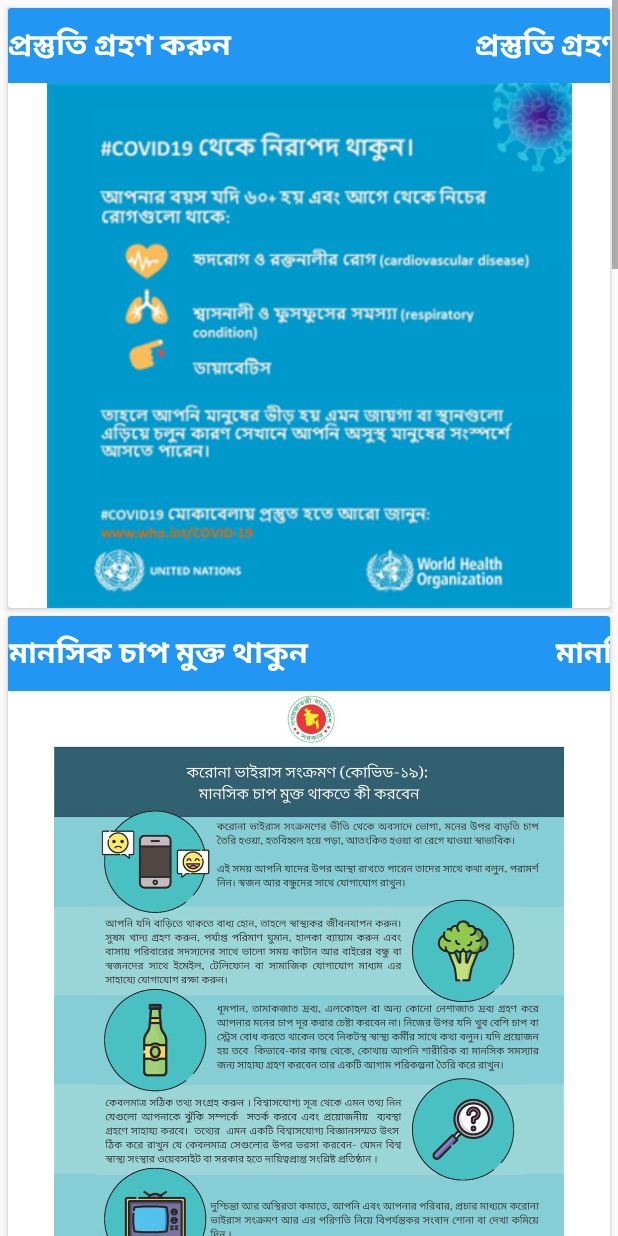
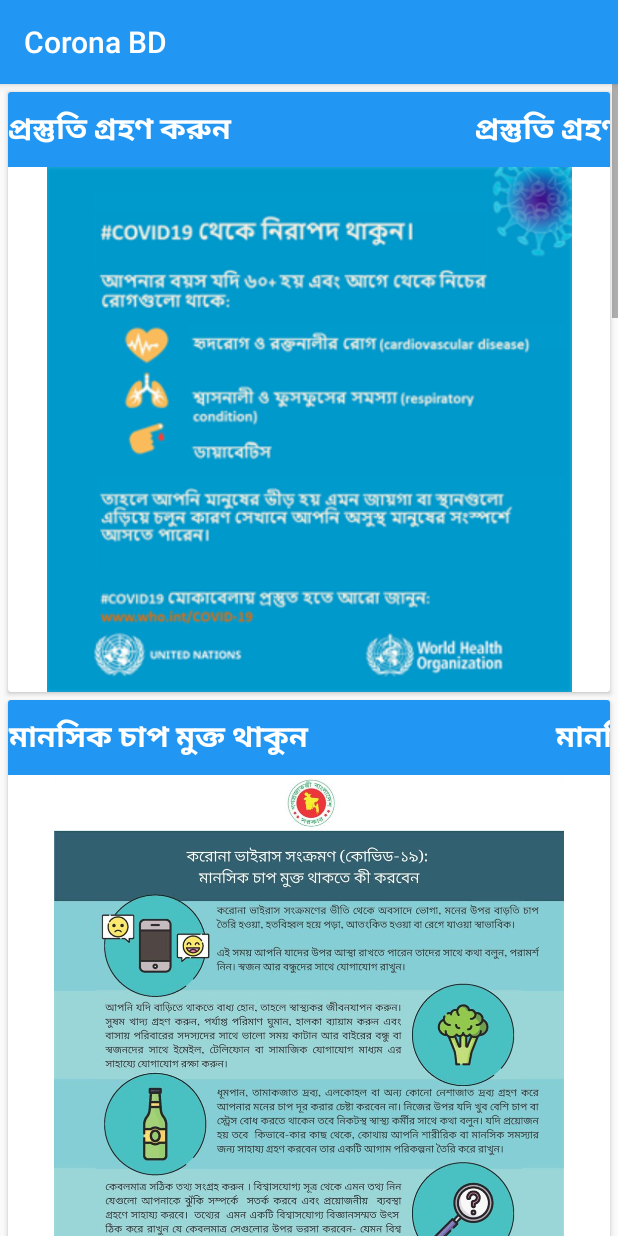
Before and after one commit to AIFahim/Corona_Informative_App, an Android app: the MainActivity screen opened directly, with no data from a screen before it, on a phone screen of 412 x 824 dp. Run offline under Robolectric (Android 15) with nearby library versions, the phone set to English and light mode, and no system bars; libraries missing offline, so code that uses them is left out: com.github.aakira.expandablelayout, com.smarteist.autoimageslider; plain views replace ExpandableRelativeLayout.

Commit message:
Actionbar fixed

```diff
--- a/app/src/main/AndroidManifest.xml
+++ b/app/src/main/AndroidManifest.xml
@@ -14,7 +14,8 @@
         android:roundIcon="@mipmap/ic_launcher_round"
         android:supportsRtl="true"
         android:theme="@style/AppTheme">
-        <activity android:name=".MainActivity"></activity>
+        <activity android:name=".MainActivity"
+            android:theme="@style/AppThemeWithActionBar"></activity>
         <activity android:name=".OnBoardingActivity">
             <intent-filter>
                 <action android:name="android.intent.action.MAIN" />
--- a/app/src/main/res/values/colors.xml
+++ b/app/src/main/res/values/colors.xml
@@ -2,6 +2,7 @@
 <resources>
     <color name="colorPrimary">#2196F3</color>
     <color name="colorPrimaryDark">#2196F3</color>
+    <color name="statusbarcolor">#2A73AE</color>
     <color name="colorAccent">#FF4081</color>
 
     <color name="black_overlay">#66000000</color>
--- a/app/src/main/res/values/styles.xml
+++ b/app/src/main/res/values/styles.xml
@@ -4,7 +4,7 @@
     <style name="AppTheme" parent="Theme.AppCompat.Light.NoActionBar">
         <!-- Customize your theme here. -->
         <item name="colorPrimary">@color/colorPrimary</item>
-        <item name="colorPrimaryDark">@color/colorPrimaryDark</item>
+        <item name="colorPrimaryDark">@color/statusbarcolor</item>
         <item name="colorAccent">@color/colorAccent</item>
     </style>
 
@@ -15,6 +15,15 @@
         <item name="metaButtonBarStyle">?android:attr/buttonBarStyle</item>
         <item name="metaButtonBarButtonStyle">?android:attr/buttonBarButtonStyle</item>
     </style>
+
+
+    <style name="AppThemeWithActionBar" parent="Theme.AppCompat.Light.DarkActionBar">
+        <!-- Customize your theme here. -->
+        <item name="colorPrimary">@color/colorPrimary</item>
+        <item name="colorPrimaryDark">@color/statusbarcolor</item>
+        <item name="colorAccent">@color/colorAccent</item>
+    </style>
+
 
     <style name="FullscreenActionBarStyle" parent="Widget.AppCompat.ActionBar">
         <item name="android:background">@color/black_overlay</item>
```
